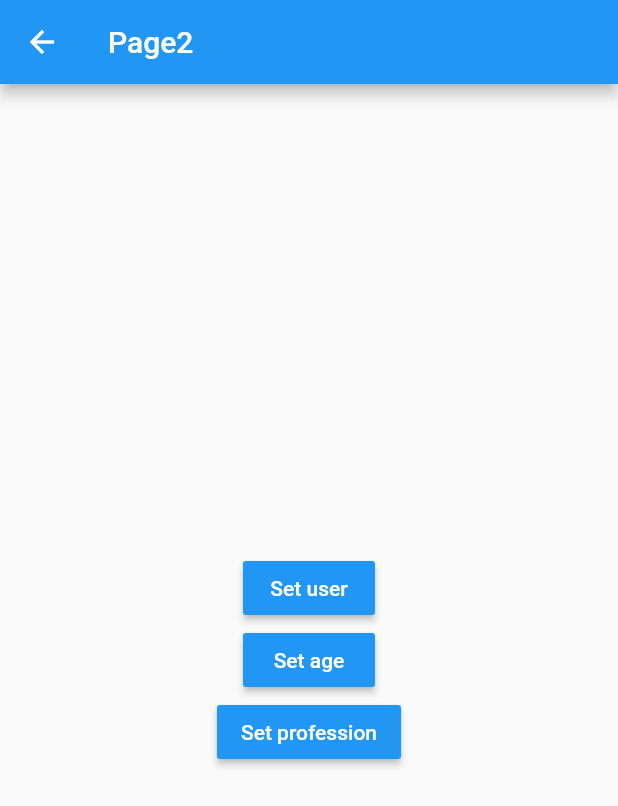
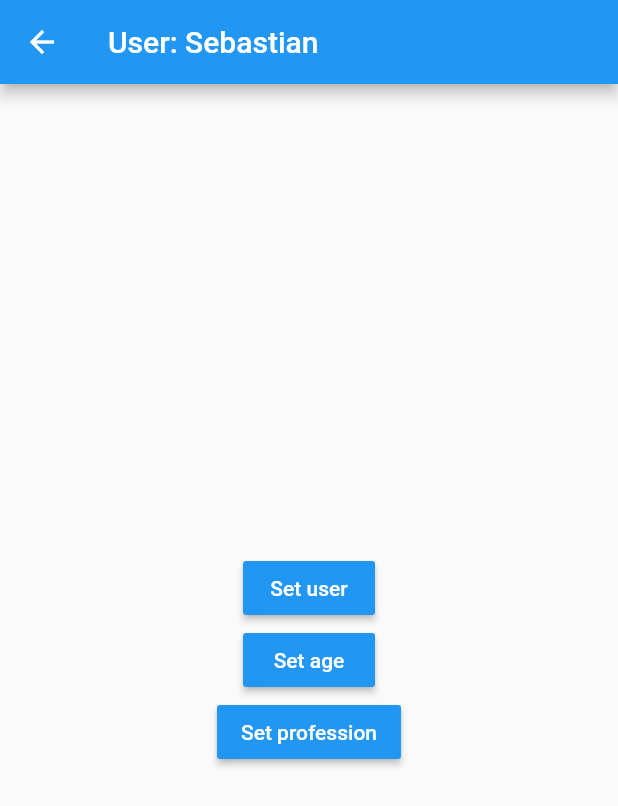
Before and after one commit to sebasgarcia29/states_flutter, a Flutter app: the Page2Screen screen opened by its route, after a tap on "Set user", on a phone screen of 412 x 824 dp. Shown: the top 806 px of the screen. Run offline on Flutter 3.47's test engine with Material 2 defaults, Android fonts, the phone set to English and light mode, and no system bars; accounts and stored records are empty.

Commit message:
finish singleton

```diff
--- a/lib/models/usuario.dart
+++ b/lib/models/usuario.dart
@@ -1,11 +1,11 @@
-class Usuario {
+class User {
   String name;
   int age;
-  List<String> professions;
+  List<String>? professions;
 
-  Usuario({
+  User({
     required this.name,
     required this.age,
-    required this.professions,
+    this.professions,
   });
 }
--- a/lib/pages/page1_pages.dart
+++ b/lib/pages/page1_pages.dart
@@ -1,4 +1,6 @@
 import 'package:flutter/material.dart';
+import 'package:states/models/usuario.dart';
+import 'package:states/services/usuario_service.dart';
 
 class Page1Screen extends StatelessWidget {
   const Page1Screen({Key? key}) : super(key: key);
@@ -9,7 +11,14 @@ class Page1Screen extends StatelessWidget {
       appBar: AppBar(
         title: const Text('Page1'),
       ),
-      body: const InformationUser(),
+      body: StreamBuilder(
+        stream: userService.userStream,
+        builder: (BuildContext context, AsyncSnapshot<User> snapshot) {
+          return snapshot.hasData
+              ? InformationUser(snapshot.data)
+              : const Center(child: Text('No information from user'));
+        },
+      ),
       floatingActionButton: FloatingActionButton(
         onPressed: () => Navigator.pushNamed(context, '/page2'),
         child: const Icon(Icons.navigate_next),
@@ -19,9 +28,9 @@ class Page1Screen extends StatelessWidget {
 }
 
 class InformationUser extends StatelessWidget {
-  const InformationUser({
-    super.key,
-  });
+  final User user = userService.user!;
+
+  InformationUser(user, {super.key});
 
   @override
   Widget build(BuildContext context) {
@@ -31,28 +40,18 @@ class InformationUser extends StatelessWidget {
       padding: const EdgeInsets.all(20.0),
       child: Column(
         crossAxisAlignment: CrossAxisAlignment.start,
-        children: const [
-          Text('General: ',
+        children: [
+          const Text('General: ',
               style: TextStyle(fontSize: 18, fontWeight: FontWeight.bold)),
-          Divider(),
-          ListTile(
-            title: Text('Name: '),
-          ),
-          ListTile(
-            title: Text('Age: '),
-          ),
-          Text('Professions: ',
+          const Divider(),
+          ListTile(title: Text('Name: ${user.name}')),
+          ListTile(title: Text('Age: ${user.age}')),
+          const Text('Professions: ',
               style: TextStyle(fontSize: 18, fontWeight: FontWeight.bold)),
-          Divider(),
-          ListTile(
-            title: Text('Profesion1: '),
-          ),
-          ListTile(
-            title: Text('Profesion2: '),
-          ),
-          ListTile(
-            title: Text('Profesion3: '),
-          ),
+          const Divider(),
+          const ListTile(title: Text('Profesion1: ')),
+          const ListTile(title: Text('Profesion2: ')),
+          const ListTile(title: Text('Profesion3: ')),
         ],
       ),
     );
--- a/lib/pages/page2_pages.dart
+++ b/lib/pages/page2_pages.dart
@@ -1,4 +1,6 @@
 import 'package:flutter/material.dart';
+import 'package:states/models/usuario.dart';
+import 'package:states/services/usuario_service.dart';
 
 class Page2Screen extends StatelessWidget {
   const Page2Screen({Key? key}) : super(key: key);
@@ -7,7 +9,14 @@ class Page2Screen extends StatelessWidget {
   Widget build(BuildContext context) {
     return Scaffold(
       appBar: AppBar(
-        title: const Text('Page2'),
+        title: StreamBuilder(
+          stream: userService.userStream,
+          builder: (BuildContext context, AsyncSnapshot<User> snapshot) {
+            return snapshot.hasData
+                ? Text('User: ${snapshot.data!.name}')
+                : const Text('Page 2');
+          },
+        ),
       ),
       body: Center(
         child: Column(
@@ -19,7 +28,13 @@ class Page2Screen extends StatelessWidget {
                 'Set user',
                 style: TextStyle(color: Colors.white),
               ),
-              onPressed: () {},
+              onPressed: () {
+                final newUser = User(
+                  name: 'Sebastian',
+                  age: 27,
+                );
+                userService.loadUser(newUser);
+              },
             ),
             MaterialButton(
               color: Colors.blue,
@@ -27,7 +42,9 @@ class Page2Screen extends StatelessWidget {
                 'Set age',
                 style: TextStyle(color: Colors.white),
               ),
-              onPressed: () {},
+              onPressed: () {
+                userService.changeAge(28);
+              },
             ),
             MaterialButton(
               color: Colors.blue,
--- /dev/null
+++ b/lib/services/usuario_service.dart
@@ -0,0 +1,39 @@
+import 'dart:async';
+import 'package:states/models/usuario.dart';
+
+class _UserService {
+  // User? _user = User(
+  //   name: 'Juan',
+  //   age: 30,
+  //   professions: [
+  //     'Developer',
+  //     'Designer',
+  //     'Tester',
+  //   ],
+  // );
+  User? _user;
+
+  final StreamController<User> _userStreamController =
+      StreamController<User>.broadcast();
+
+  User? get user => _user;
+  bool get isLogged => _user != null;
+
+  Stream<User> get userStream => _userStreamController.stream;
+
+  void loadUser(User user) {
+    _user = user;
+    _userStreamController.add(user);
+  }
+
+  void changeAge(int age) {
+    _user?.age = age;
+    _userStreamController.add(user!);
+  }
+
+  dispose() {
+    _userStreamController.close();
+  }
+}
+
+final userService = _UserService();
```
